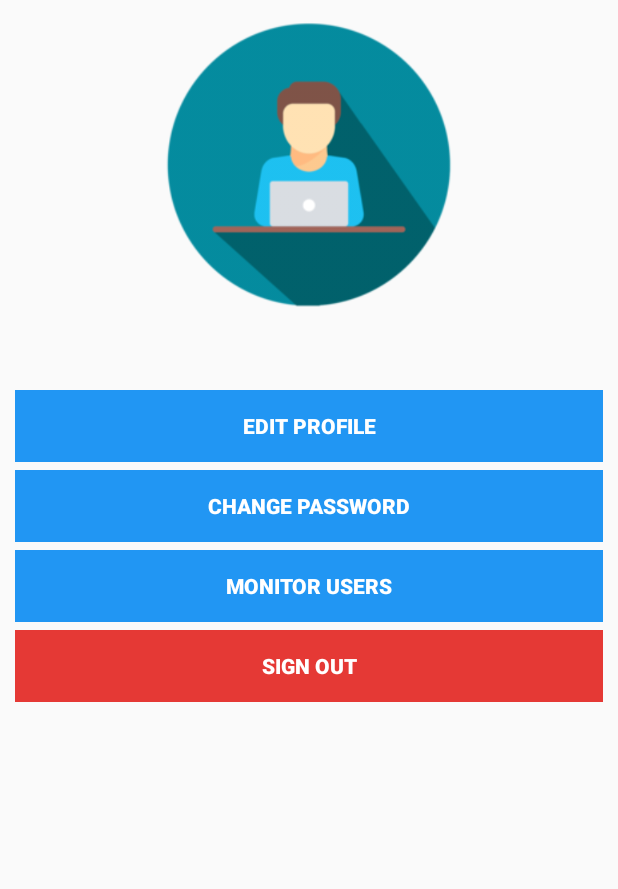
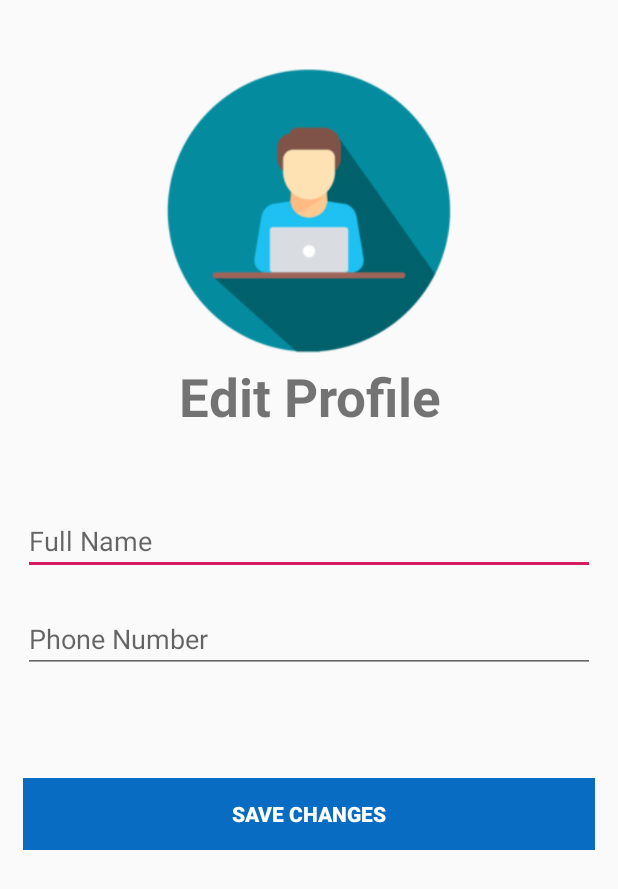
Before and after one commit to kaveenabeywansa/sliit-final-year-research, an Android app: the AssociateDashboard screen opened directly, with no data from a screen before it, after a tap on "EDIT PROFILE", on a phone screen of 412 x 824 dp. Shown: the top 889 px of the screen. Run offline under Robolectric (Android 15) with nearby library versions, the phone set to English and light mode, and no system bars.

Commit message:
app - design edit profile page

```diff
--- a/app/app/src/main/AndroidManifest.xml
+++ b/app/app/src/main/AndroidManifest.xml
@@ -25,7 +25,8 @@
         android:supportsRtl="true"
         android:theme="@style/AppTheme"
         android:usesCleartextTraffic="true">
-        <activity android:name=".Signup2"></activity>
+        <activity android:name=".EditProfile"></activity>
+        <activity android:name=".Signup2" />
         <activity android:name=".SignUp" />
         <activity android:name=".TrackLocation" />
         <activity android:name=".TrackHealth" />
--- a/app/app/src/main/java/com/stark/smartwearableheadset/AssociateDashboard.java
+++ b/app/app/src/main/java/com/stark/smartwearableheadset/AssociateDashboard.java
@@ -55,6 +55,8 @@ public class AssociateDashboard extends AppCompatActivity {
 
     // edit profile
     private void editProfileClicked() {
+        Intent intent = new Intent( AssociateDashboard.this, EditProfile.class);
+        startActivity(intent);
     }
 
     // chaange user password
--- /dev/null
+++ b/app/app/src/main/java/com/stark/smartwearableheadset/EditProfile.java
@@ -0,0 +1,13 @@
+package com.stark.smartwearableheadset;
+
+import android.support.v7.app.AppCompatActivity;
+import android.os.Bundle;
+
+public class EditProfile extends AppCompatActivity {
+
+    @Override
+    protected void onCreate(Bundle savedInstanceState) {
+        super.onCreate(savedInstanceState);
+        setContentView(R.layout.activity_edit_profile);
+    }
+}
--- a/app/app/src/main/res/layout/activity_associate_dashboard.xml
+++ b/app/app/src/main/res/layout/activity_associate_dashboard.xml
@@ -17,9 +17,18 @@
             android:layout_width="wrap_content"
             android:layout_height="200dp"
             android:layout_gravity="center"
-            android:layout_marginBottom="50dp"
             android:contentDescription="User Image"
             android:src="@drawable/user_img" />
+
+        <TextView
+            android:id="@+id/user_fullname"
+            android:layout_width="match_parent"
+            android:layout_height="wrap_content"
+            android:layout_marginBottom="35dp"
+            android:text="Kaveen Abeywansa"
+            android:textAlignment="center"
+            android:textSize="25sp"
+            android:textStyle="bold"/>
 
         <Button
             android:id="@+id/btn_edit_profile"
--- /dev/null
+++ b/app/app/src/main/res/layout/activity_edit_profile.xml
@@ -0,0 +1,59 @@
+<?xml version="1.0" encoding="utf-8"?>
+<ScrollView xmlns:android="http://schemas.android.com/apk/res/android"
+    xmlns:app="http://schemas.android.com/apk/res-auto"
+    xmlns:tools="http://schemas.android.com/tools"
+    android:layout_width="match_parent"
+    android:layout_height="match_parent"
+    android:padding="15dp"
+    tools:context=".EditProfile">
+
+    <LinearLayout
+        android:layout_width="match_parent"
+        android:layout_height="wrap_content"
+        android:orientation="vertical">
+
+        <ImageView
+            android:id="@+id/user_img"
+            android:layout_width="wrap_content"
+            android:layout_height="200dp"
+            android:layout_gravity="center"
+            android:layout_marginTop="25dp"
+            android:contentDescription="User Image"
+            android:src="@drawable/user_img" />
+
+        <TextView
+            android:layout_width="match_parent"
+            android:layout_height="wrap_content"
+            android:layout_marginBottom="50dp"
+            android:text="Edit Profile"
+            android:textAlignment="center"
+            android:textSize="35sp"
+            android:textStyle="bold" />
+
+        <EditText
+            android:id="@+id/txt_full_name"
+            android:layout_width="match_parent"
+            android:layout_height="wrap_content"
+            android:layout_marginBottom="20dp"
+            android:hint="Full Name" />
+
+        <EditText
+            android:id="@+id/txt_phone"
+            android:layout_width="match_parent"
+            android:layout_height="wrap_content"
+            android:layout_marginBottom="20dp"
+            android:hint="Phone Number" />
+
+        <Button
+            android:id="@+id/btn_save"
+            android:layout_width="match_parent"
+            android:layout_height="wrap_content"
+            android:background="@color/darkblue"
+            android:text="Save Changes"
+            android:textStyle="bold"
+            android:layout_marginTop="50dp"
+            android:textColor="@color/white" />
+
+    </LinearLayout>
+
+</ScrollView>
```
